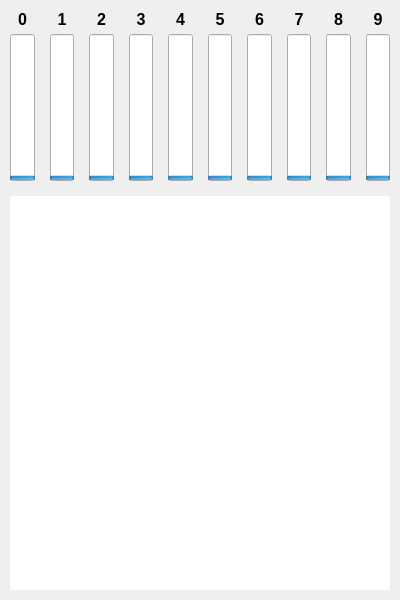
Before: the Qt Designer form ui_mainwindow.ui in StepanTWL/RecognizeNumber, drawn with Qt 5.
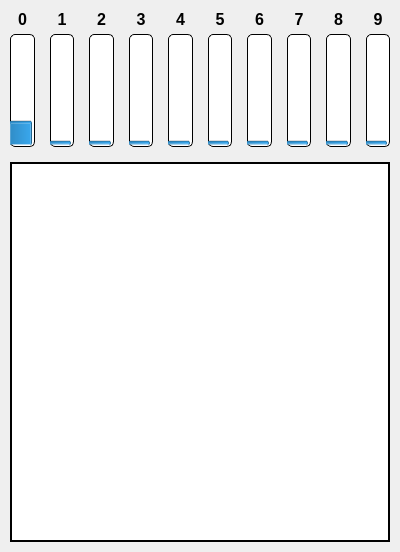
After: the same form once the commit is applied.

```diff
--- a/ui_mainwindow.ui
+++ b/ui_mainwindow.ui
@@ -7,14 +7,14 @@
     <x>0</x>
     <y>0</y>
     <width>400</width>
-    <height>600</height>
+    <height>552</height>
    </rect>
   </property>
   <property name="windowTitle">
    <string>MainWindow</string>
   </property>
   <widget class="QWidget" name="centralwidget">
-   <layout class="QGridLayout" name="gridLayout" rowstretch="1,100,250,0" columnstretch="0">
+   <layout class="QGridLayout" name="gridLayout" rowstretch="1,100,250" columnstretch="0">
     <property name="leftMargin">
      <number>10</number>
     </property>
@@ -60,11 +60,14 @@
           <pointsize>8</pointsize>
          </font>
         </property>
+        <property name="styleSheet">
+         <string notr="true">border: 1px solid black; border-radius: 5px;</string>
+        </property>
         <property name="value">
-         <number>1</number>
+         <number>19</number>
         </property>
         <property name="alignment">
-         <set>Qt::AlignCenter</set>
+         <set>Qt::AlignLeading|Qt::AlignLeft|Qt::AlignTop</set>
         </property>
         <property name="textVisible">
          <bool>false</bool>
@@ -82,6 +85,9 @@
           <verstretch>0</verstretch>
          </sizepolicy>
         </property>
+        <property name="styleSheet">
+         <string notr="true">border: 1px solid black; border-radius: 5px;</string>
+        </property>
         <property name="value">
          <number>1</number>
         </property>
@@ -104,6 +110,9 @@
           <verstretch>0</verstretch>
          </sizepolicy>
         </property>
+        <property name="styleSheet">
+         <string notr="true">border: 1px solid black; border-radius: 5px;</string>
+        </property>
         <property name="value">
          <number>1</number>
         </property>
@@ -126,6 +135,9 @@
           <verstretch>0</verstretch>
          </sizepolicy>
         </property>
+        <property name="styleSheet">
+         <string notr="true">border: 1px solid black; border-radius: 5px;</string>
+        </property>
         <property name="value">
          <number>1</number>
         </property>
@@ -148,6 +160,9 @@
           <verstretch>0</verstretch>
          </sizepolicy>
         </property>
+        <property name="styleSheet">
+         <string notr="true">border: 1px solid black; border-radius: 5px;</string>
+        </property>
         <property name="value">
          <number>1</number>
         </property>
@@ -170,6 +185,9 @@
           <verstretch>0</verstretch>
          </sizepolicy>
         </property>
+        <property name="styleSheet">
+         <string notr="true">border: 1px solid black; border-radius: 5px;</string>
+        </property>
         <property name="value">
          <number>1</number>
         </property>
@@ -192,6 +210,9 @@
           <verstretch>0</verstretch>
          </sizepolicy>
         </property>
+        <property name="styleSheet">
+         <string notr="true">border: 1px solid black; border-radius: 5px;</string>
+        </property>
         <property name="value">
          <number>1</number>
         </property>
@@ -214,6 +235,9 @@
           <verstretch>0</verstretch>
          </sizepolicy>
         </property>
+        <property name="styleSheet">
+         <string notr="true">border: 1px solid black; border-radius: 5px;</string>
+        </property>
         <property name="value">
          <number>1</number>
         </property>
@@ -236,6 +260,9 @@
           <verstretch>0</verstretch>
          </sizepolicy>
         </property>
+        <property name="styleSheet">
+         <string notr="true">border: 1px solid black; border-radius: 5px;</string>
+        </property>
         <property name="value">
          <number>1</number>
         </property>
@@ -258,6 +285,9 @@
           <verstretch>0</verstretch>
          </sizepolicy>
         </property>
+        <property name="styleSheet">
+         <string notr="true">border: 1px solid black; border-radius: 5px;</string>
+        </property>
         <property name="value">
          <number>1</number>
         </property>
@@ -469,6 +499,12 @@
     </item>
     <item row="2" column="0">
      <widget class="QWidget" name="widget" native="true">
+      <property name="minimumSize">
+       <size>
+        <width>380</width>
+        <height>380</height>
+       </size>
+      </property>
       <property name="mouseTracking">
        <bool>false</bool>
       </property>
@@ -476,12 +512,7 @@
        <bool>false</bool>
       </property>
       <property name="styleSheet">
-       <string notr="true">border-color: rgb(255, 0, 0);
-background-color: rgb(255, 255, 255);
-border-left-color: rgb(255, 0, 0);
-border-bottom-color: rgb(255, 0, 0);
-border-right-color: rgb(255, 0, 0);
-border-top-color: rgb(255, 0, 0);</string>
+       <string notr="true">background-color: rgb(255, 255, 255); border: 2px solid black; padding: 10px;</string>
       </property>
      </widget>
     </item>
```
